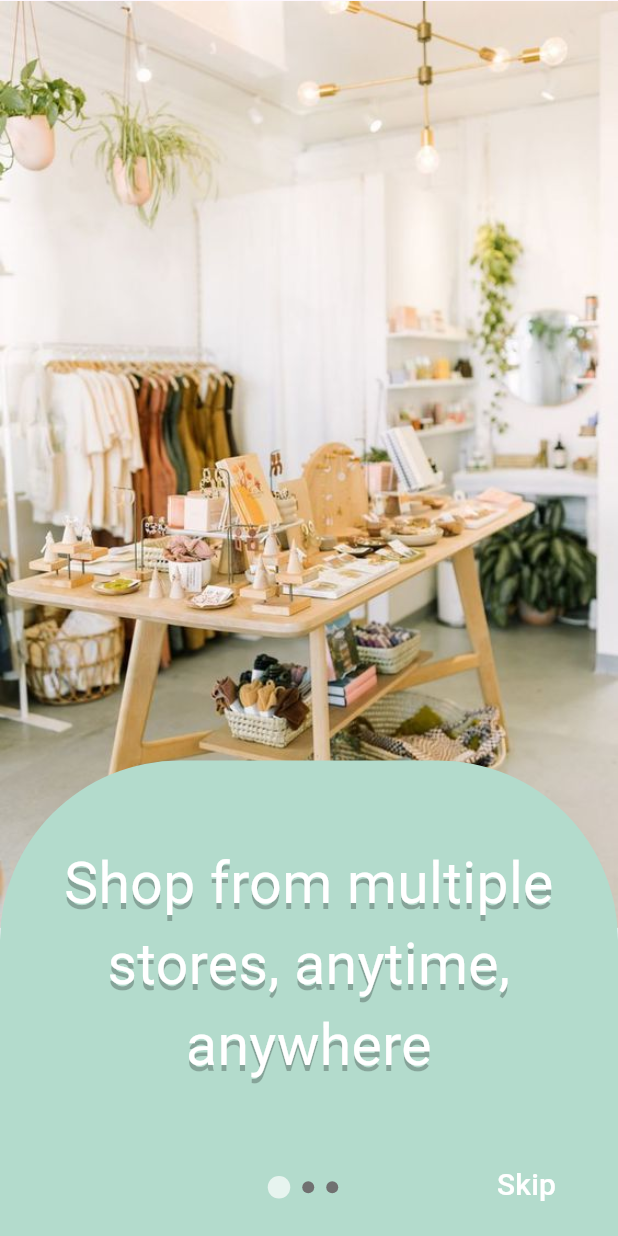
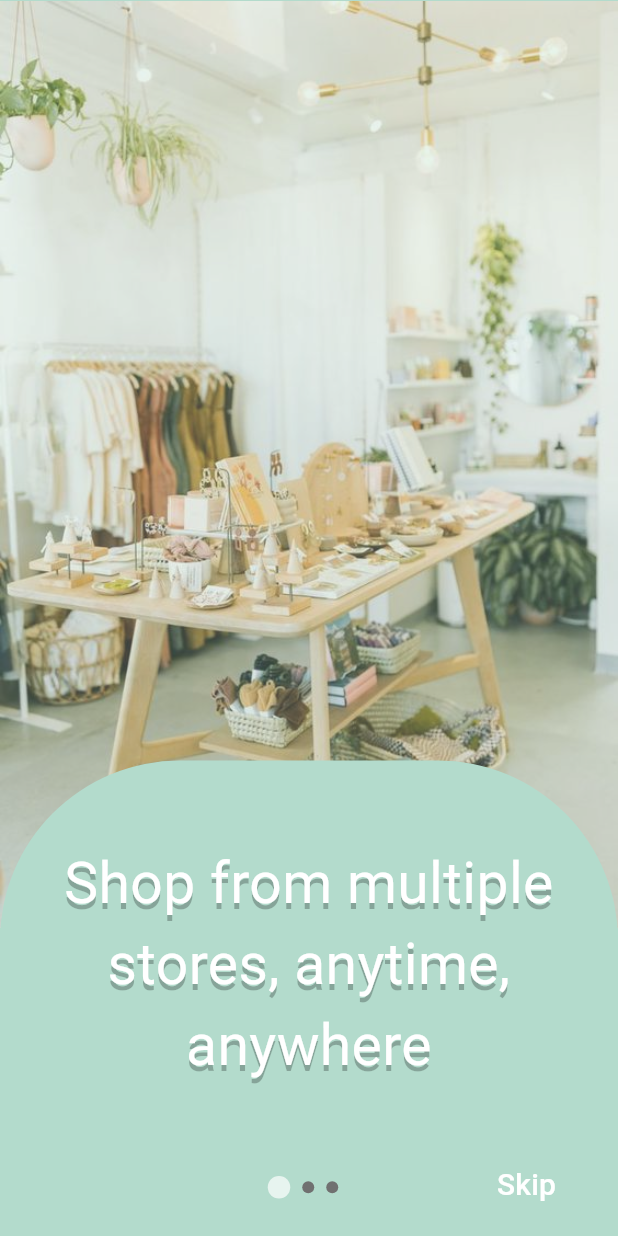
Before and after one commit to Dev-Maamoul/user-dev, a Flutter app: the screen it shows after launch, on a phone screen of 412 x 824 dp. Run offline on Flutter 3.47's test engine with Material 3 defaults, Android fonts, the phone set to English and light mode, and no system bars; Roboto replaces fonts that are missing (InriaSerif-BoldItalic).

Commit message:
final change in the onboarding

```diff
--- a/lib/Onboarding/onboarding_screen.dart
+++ b/lib/Onboarding/onboarding_screen.dart
@@ -41,8 +41,8 @@ class _OnboardingScreenState extends State<OnboardingScreen> {
   @override
   Widget build(BuildContext context) {
     return Scaffold(
-      body: SafeArea(
-        child: Stack(children: [
+      backgroundColor: Color.fromRGBO(179, 219, 204, 1),
+      body: Stack(children: [
         PageView.builder(
             controller: _pageController,
             itemCount: _pages.length,
@@ -67,7 +67,6 @@ class _OnboardingScreenState extends State<OnboardingScreen> {
                 mainAxisAlignment: MainAxisAlignment.center,
                 children: _buildIndicators()))
       ]),
-      ),
     );
   }
 
--- a/lib/Onboarding/widgets/onboarding_widget.dart
+++ b/lib/Onboarding/widgets/onboarding_widget.dart
@@ -19,11 +19,14 @@ class onboardingWidget extends StatelessWidget {
     return Stack(children: [
       Padding(
         padding: const EdgeInsets.only(top: 0.8),
-        child: Image.asset(
-          image,
-          width: 564,
-          height: 746,
-          alignment: Alignment.topCenter,
+        child: Opacity(
+          opacity: 0.7,
+          child: Image.asset(
+            image,
+            width: 564,
+            height: 760,
+            alignment: Alignment.topCenter,
+          ),
         ),
       ),
       Positioned(
```
Lines whose indentation alone changed are shown as unchanged.
